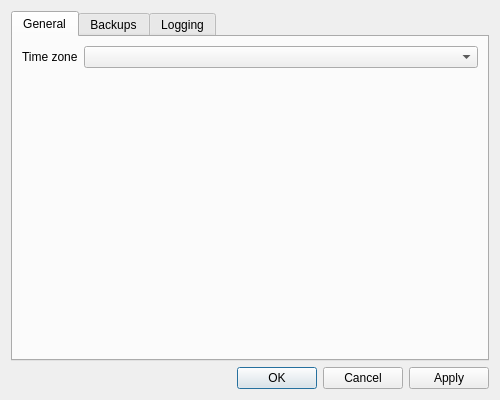
JakubFranek/Kapytal, file src/views/ui_files/forms/settings_form.ui: the form before one commit.
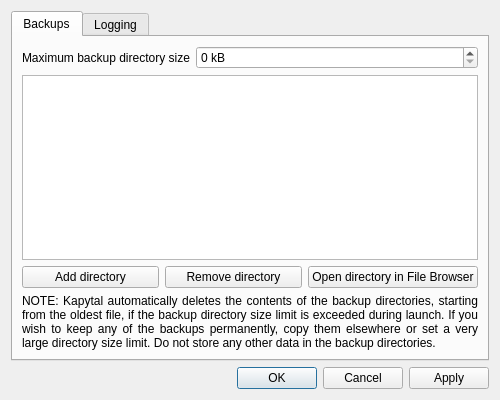
The form after the commit.

Commit message:
Remove time zone from SettingsForm classes
Set default UserSettings.time_zone via tzlocal.get_localzone().
Add tzlocal to requirements.

Patch:
```diff
--- a/src/views/ui_files/forms/settings_form.ui
+++ b/src/views/ui_files/forms/settings_form.ui
@@ -28,23 +28,6 @@
      <property name="currentIndex">
       <number>0</number>
      </property>
-     <widget class="QWidget" name="generalTab">
-      <attribute name="title">
-       <string>General</string>
-      </attribute>
-      <layout class="QFormLayout" name="formLayout">
-       <item row="0" column="0">
-        <widget class="QLabel" name="timeZoneLabel">
-         <property name="text">
-          <string>Time zone</string>
-         </property>
-        </widget>
-       </item>
-       <item row="0" column="1">
-        <widget class="QComboBox" name="timeZoneComboBox"/>
-       </item>
-      </layout>
-     </widget>
      <widget class="QWidget" name="backupsTab">
       <attribute name="title">
        <string>Backups</string>
```
The commit also changes 4 other files.
